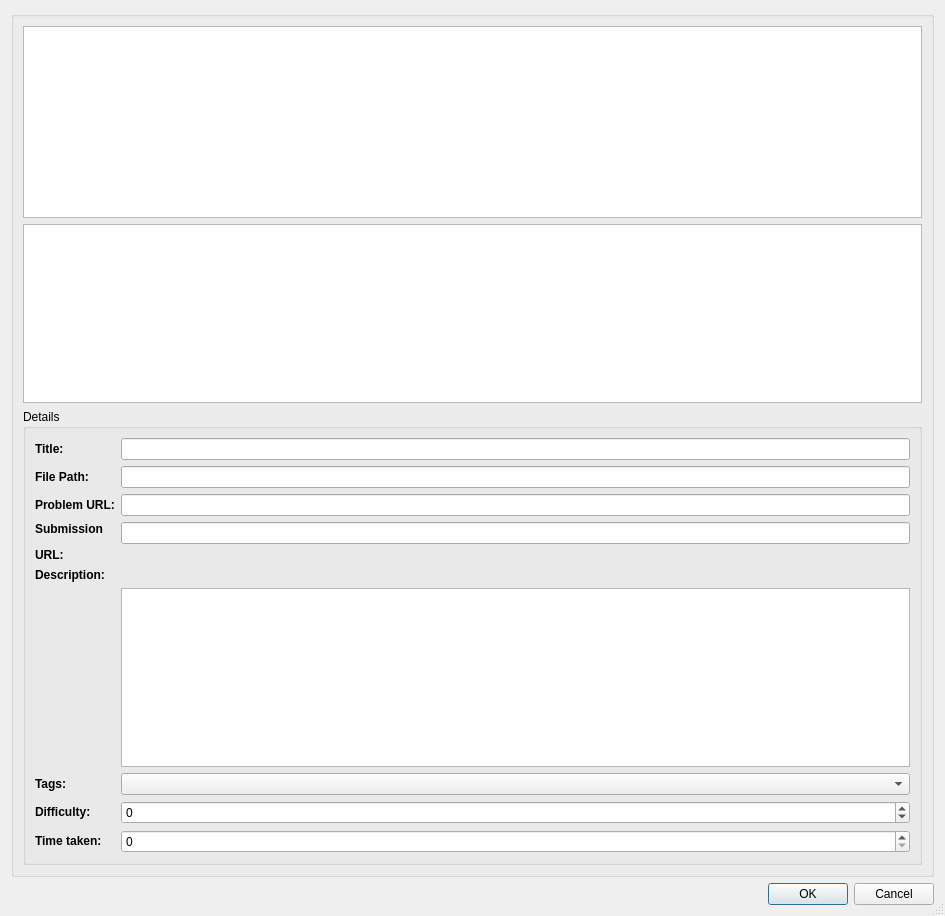
First picture: the form in ui/problemDialog.ui, repository hitanshu-mehta/cpeditor, before the edit.
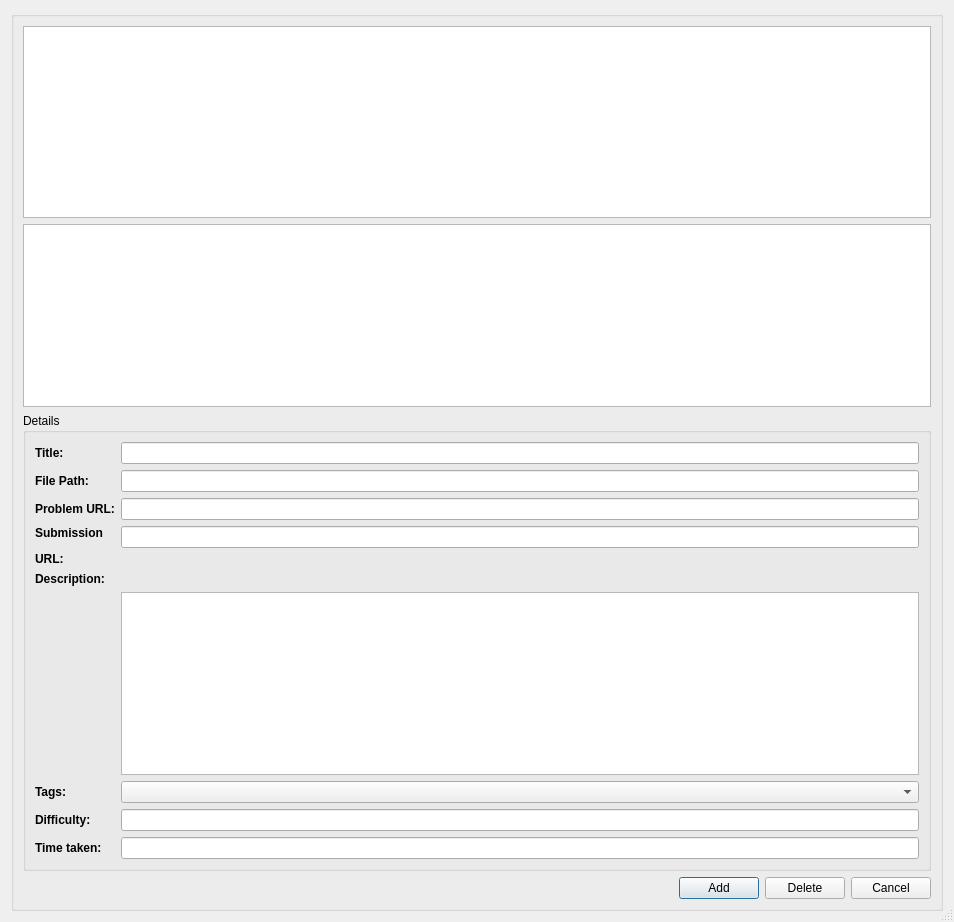
Second picture: the form after the edit.

Commit message: Implement add and delete functionality in problem manager

What changed in the file:
```diff
--- a/ui/problemDialog.ui
+++ b/ui/problemDialog.ui
@@ -6,8 +6,8 @@
    <rect>
     <x>0</x>
     <y>0</y>
-    <width>945</width>
-    <height>916</height>
+    <width>954</width>
+    <height>922</height>
    </rect>
   </property>
   <property name="sizePolicy">
@@ -184,22 +184,6 @@
            </property>
           </widget>
          </item>
-         <item row="8" column="1">
-          <widget class="QSpinBox" name="difficultyEdit">
-           <property name="enabled">
-            <bool>true</bool>
-           </property>
-           <property name="prefix">
-            <string/>
-           </property>
-           <property name="minimum">
-            <number>-1000</number>
-           </property>
-           <property name="maximum">
-            <number>2100</number>
-           </property>
-          </widget>
-         </item>
          <item row="9" column="0">
           <widget class="QLabel" name="timeTakenLabel">
            <property name="text">
@@ -208,28 +192,58 @@
           </widget>
          </item>
          <item row="9" column="1">
-          <widget class="QSpinBox" name="timeTakenEdit">
-           <property name="maximum">
-            <number>5</number>
-           </property>
-          </widget>
+          <widget class="QLineEdit" name="timeTakenEdit"/>
+         </item>
+         <item row="8" column="1">
+          <widget class="QLineEdit" name="difficultyEdit"/>
          </item>
         </layout>
        </widget>
       </item>
+      <item>
+       <layout class="QHBoxLayout" name="horizontalLayout">
+        <item>
+         <spacer name="horizontalSpacer">
+          <property name="orientation">
+           <enum>Qt::Horizontal</enum>
+          </property>
+          <property name="sizeType">
+           <enum>QSizePolicy::Expanding</enum>
+          </property>
+          <property name="sizeHint" stdset="0">
+           <size>
+            <width>40</width>
+            <height>20</height>
+           </size>
+          </property>
+         </spacer>
+        </item>
+        <item>
+         <widget class="QPushButton" name="addButton">
+          <property name="text">
+           <string>Add</string>
+          </property>
+         </widget>
+        </item>
+        <item>
+         <widget class="QPushButton" name="deleteButton">
+          <property name="text">
+           <string>Delete</string>
+          </property>
+         </widget>
+        </item>
+        <item>
+         <widget class="QPushButton" name="cancelButton">
+          <property name="text">
+           <string>Cancel</string>
+          </property>
+         </widget>
+        </item>
+       </layout>
+      </item>
      </layout>
     </widget>
    </item>
-   <item>
-    <widget class="QDialogButtonBox" name="OKButton">
-     <property name="orientation">
-      <enum>Qt::Horizontal</enum>
-     </property>
-     <property name="standardButtons">
-      <set>QDialogButtonBox::Cancel|QDialogButtonBox::Ok</set>
-     </property>
-    </widget>
-   </item>
   </layout>
  </widget>
  <resources/>
```
Left out of the diff: 37 changed lines with no effect on the pictures. The commit also changes 3 other files.
